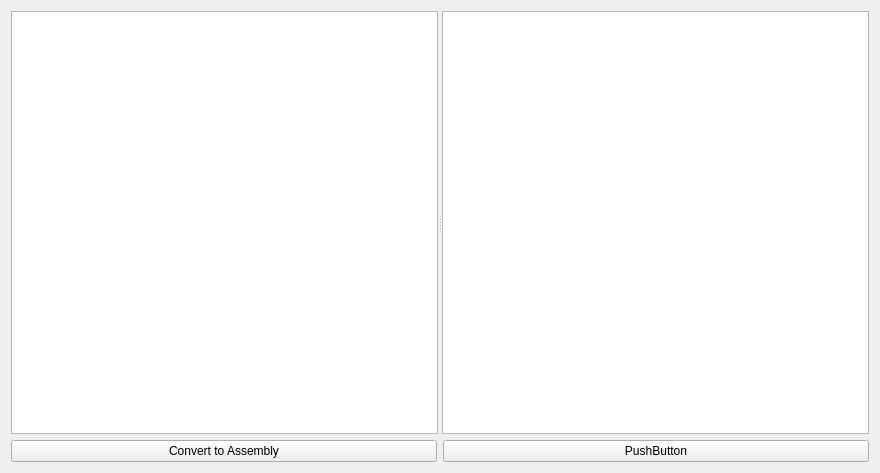
Before: the Qt Designer form src/ui/compilertab.ui in hghit-harshit/Kites, drawn with Qt 5.
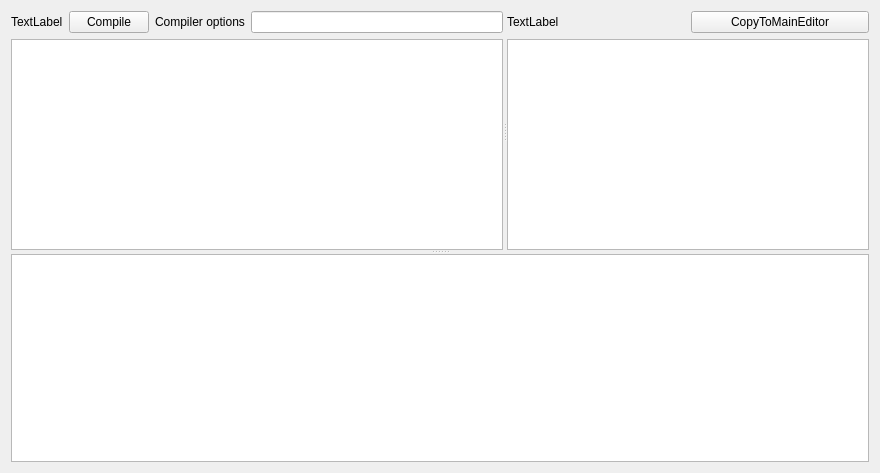
After: the same form once the commit is applied. Custom widgets are drawn as their Qt base class.

What changed in the file:
```diff
--- a/src/ui/compilertab.ui
+++ b/src/ui/compilertab.ui
@@ -15,34 +15,87 @@
   </property>
   <layout class="QGridLayout" name="gridLayout">
    <item row="0" column="0">
+    <widget class="QSplitter" name="splitter_2">
+     <property name="orientation">
+      <enum>Qt::Orientation::Vertical</enum>
+     </property>
     <widget class="QSplitter" name="splitter">
      <property name="orientation">
       <enum>Qt::Orientation::Horizontal</enum>
      </property>
-     <widget class="QPlainTextEdit" name="inputTextEdit"/>
-     <widget class="QPlainTextEdit" name="outputTextEdit"/>
-    </widget>
-   </item>
-   <item row="1" column="0">
+      <widget class="QWidget" name="layoutWidget">
+       <layout class="QVBoxLayout" name="verticalLayout">
+        <item>
     <layout class="QHBoxLayout" name="horizontalLayout">
+          <item>
+           <widget class="QLabel" name="label">
+            <property name="text">
+             <string>TextLabel</string>
+            </property>
+           </widget>
+          </item>
      <item>
       <widget class="QPushButton" name="convertToAssemblyButton">
        <property name="text">
-        <string>Convert to Assembly</string>
+             <string>Compile</string>
+            </property>
+           </widget>
+          </item>
+          <item>
+           <widget class="QLabel" name="label_3">
+            <property name="text">
+             <string>Compiler options</string>
+            </property>
+           </widget>
+          </item>
+          <item>
+           <widget class="QLineEdit" name="compilerOptionslineEdit"/>
+          </item>
+         </layout>
+        </item>
+        <item>
+         <widget class="CompilerEditor" name="inputTextEdit"/>
+        </item>
+       </layout>
+      </widget>
+      <widget class="QWidget" name="layoutWidget">
+       <layout class="QVBoxLayout" name="verticalLayout_2">
+        <item>
+         <layout class="QHBoxLayout" name="horizontalLayout_2">
+          <item>
+           <widget class="QLabel" name="label_2">
+            <property name="text">
+             <string>TextLabel</string>
        </property>
       </widget>
      </item>
      <item>
       <widget class="QPushButton" name="pushButton_2">
        <property name="text">
-        <string>PushButton</string>
+             <string>CopyToMainEditor</string>
        </property>
       </widget>
      </item>
     </layout>
    </item>
-  </layout>
- </widget>
+        <item>
+         <widget class="QPlainTextEdit" name="outputTextEdit"/>
+        </item>
+       </layout>
+      </widget>
+     </widget>
+     <widget class="QPlainTextEdit" name="console"/>
+    </widget>
+   </item>
+  </layout>
+ </widget>
+ <customwidgets>
+  <customwidget>
+   <class>CompilerEditor</class>
+   <extends>QPlainTextEdit</extends>
+   <header location="global">ui/compiler_editor.h</header>
+  </customwidget>
+ </customwidgets>
  <resources/>
  <connections/>
 </ui>
```
Lines whose indentation alone changed are shown as unchanged.
